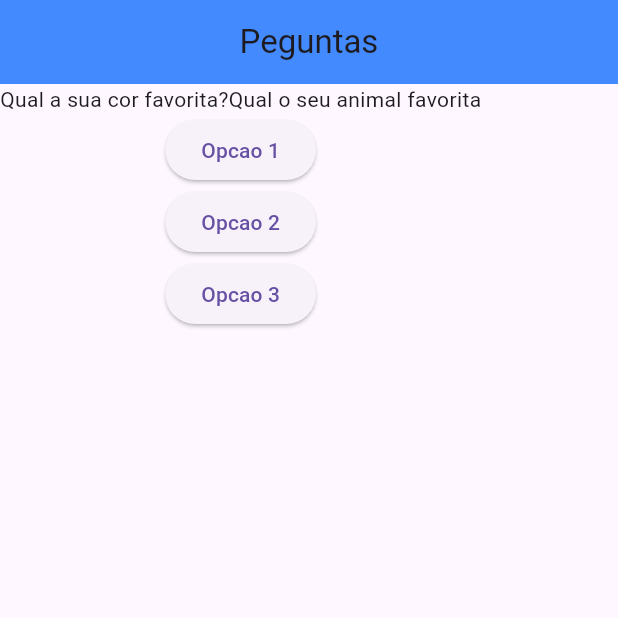
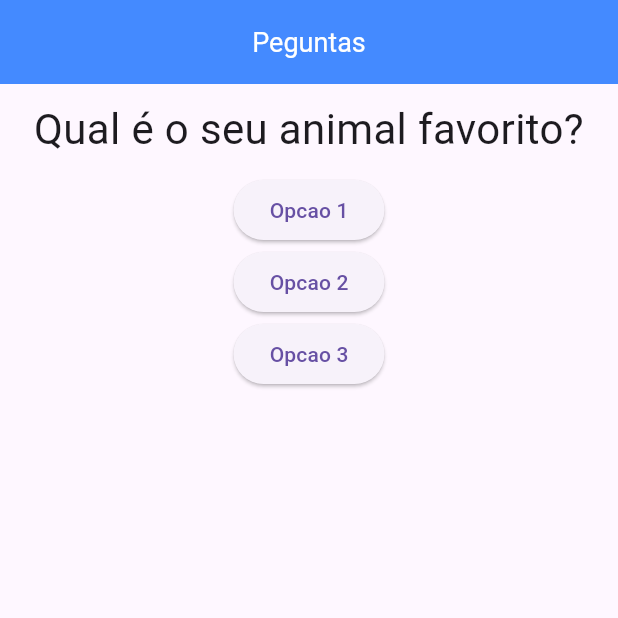
Before and after one commit to ThalysonE/projeto_perguntas, a Flutter app: the screen it shows after launch, after a tap on "Opcao 1", on a phone screen of 412 x 824 dp, the top half of it. Run offline on Flutter 3.47's test engine with Material 3 defaults, Android fonts, the phone set to English and light mode, and no system bars.

Commit message:
separando as questões

```diff
--- a/lib/main.dart
+++ b/lib/main.dart
@@ -1,36 +1,53 @@
 import 'package:flutter/material.dart';
+import 'package:projeto_perguntas/quest%C3%A3o.dart';
 
 void main() {
   runApp(PerguntaApp());
 }
 
-class PerguntaApp extends StatelessWidget {
+class PerguntaApp extends StatefulWidget {
   const PerguntaApp({super.key});
 
-  void responder() {
-    print('Pergunta respondida!');
+  @override
+  State<PerguntaApp> createState() => _PerguntaAppState();
+}
+
+class _PerguntaAppState extends State<PerguntaApp> {
+  var _perguntaSelecionada = 0;
+
+  void _responder() {
+    setState(() {
+      _perguntaSelecionada++;
+    });
+    print(_perguntaSelecionada);
   }
 
   @override
   Widget build(BuildContext context) {
     final List<String> perguntas = [
-      'Qual a sua cor favorita?'
-      'Qual o seu animal favorita',
+      'Qual a sua cor favorita?',
+      'Qual é o seu animal favorito?'
     ];
     return MaterialApp(
       debugShowCheckedModeBanner: false,
       home: Scaffold(
         appBar: AppBar(
-          title: Text('Peguntas'),
+          title: Text(
+            'Peguntas',
+            style: TextStyle(
+              color: Colors.white,
+              fontSize: 18
+            ),
+          ),
           centerTitle: true,
           backgroundColor: Colors.blueAccent,
         ),
         body: Column(
           children: [
-            Text(perguntas[0]),
-            ElevatedButton(onPressed: responder, child: Text('Opcao 1')),
-            ElevatedButton(onPressed: responder, child: Text('Opcao 2')),
-            ElevatedButton(onPressed: responder, child: Text('Opcao 3')),
+            Questao(perguntas[_perguntaSelecionada]),
+            ElevatedButton(onPressed: _responder, child: Text('Opcao 1')),
+            ElevatedButton(onPressed: _responder, child: Text('Opcao 2')),
+            ElevatedButton(onPressed: _responder, child: Text('Opcao 3')),
           ],
         ),
       ),
--- /dev/null
+++ b/lib/questão.dart
@@ -0,0 +1,20 @@
+import 'package:flutter/material.dart';
+
+class Questao extends StatelessWidget {
+  final String texto;
+
+  Questao(this.texto);
+
+  @override
+  Widget build(BuildContext context) {
+    return Container(
+      width: double.infinity,
+      margin: EdgeInsets.all(10),
+      child: Text(
+        texto,
+        style: TextStyle(fontSize: 28),
+        textAlign: TextAlign.center,
+      ),
+    );
+  }
+}
```
